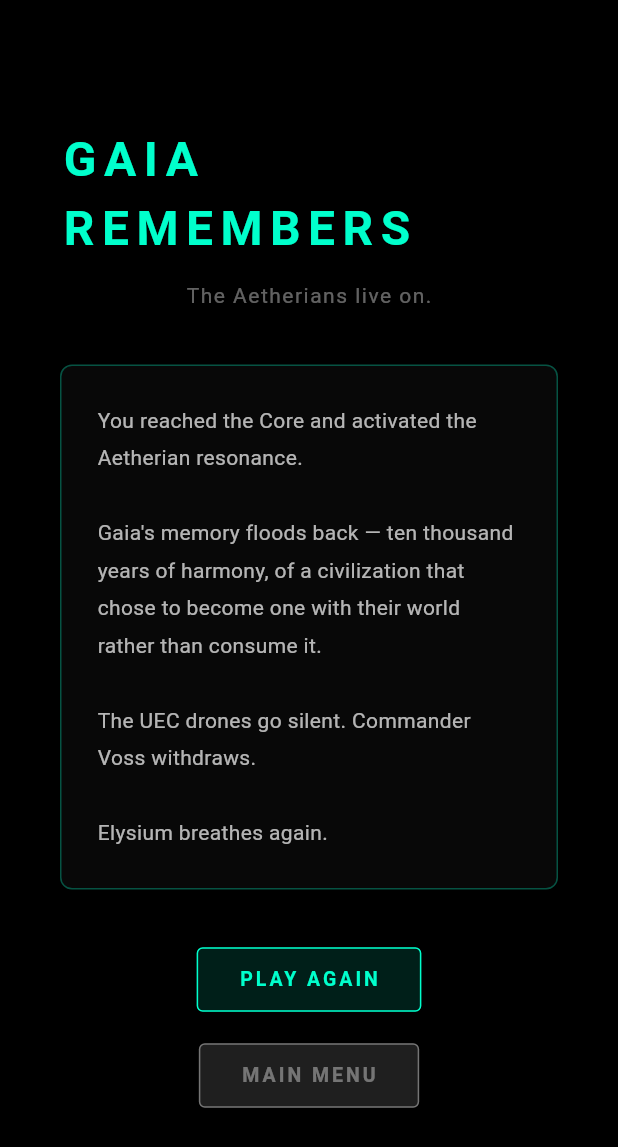
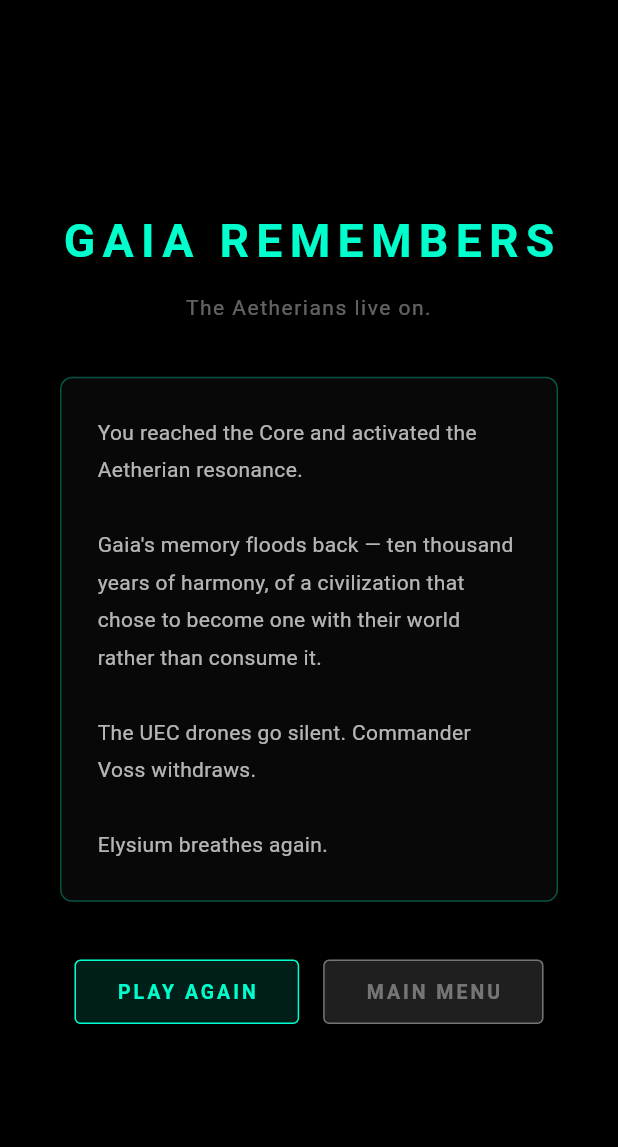
Before and after one commit to Klas96/echoes-of-elysium, a Flutter app: the _VictoryScreen screen opened directly, on a phone screen of 412 x 824 dp. Shown: the top 1147 px of the screen. Run offline on Flutter 3.47's test engine with Material 3 defaults, Android fonts, the phone set to English and light mode, and no system bars; our stand-ins replace audioplayers, just_audio, shared_preferences; missing offline and left inert: bonfire, dart:html; accounts and stored records are empty; statements that could not run were skipped.

Commit message:
Make ending, pause and portal overlays fit phones (#16)

```diff
--- a/lib/cyberpunk_space_rpg/game/custom_map_game.dart
+++ b/lib/cyberpunk_space_rpg/game/custom_map_game.dart
@@ -899,9 +899,14 @@ class _PortalOverlay extends StatelessWidget {
 
   @override
   Widget build(BuildContext context) {
-    return Center(
+    // Scrollable + scaled title so it never overflows a phone in landscape.
+    return SafeArea(
+      child: Center(
+        child: SingleChildScrollView(
+          padding: const EdgeInsets.all(16),
           child: Container(
-        padding: const EdgeInsets.symmetric(horizontal: 40, vertical: 28),
+            constraints: const BoxConstraints(maxWidth: 520),
+            padding: const EdgeInsets.symmetric(horizontal: 32, vertical: 24),
             decoration: BoxDecoration(
               color: Colors.black.withOpacity(0.88),
               border: Border.all(color: const Color(0xFF00FFFF), width: 2),
@@ -910,12 +915,16 @@ class _PortalOverlay extends StatelessWidget {
             child: Column(
               mainAxisSize: MainAxisSize.min,
               children: [
-            Text(label,
+                FittedBox(
+                  fit: BoxFit.scaleDown,
+                  child: Text(label,
+                      textAlign: TextAlign.center,
                       style: const TextStyle(
                           color: Color(0xFF00FFFF),
                           fontSize: 24,
                           fontWeight: FontWeight.bold,
                           letterSpacing: 5)),
+                ),
                 const SizedBox(height: 8),
                 Text(
                   subtitle,
@@ -923,8 +932,10 @@ class _PortalOverlay extends StatelessWidget {
                   style: const TextStyle(color: Colors.white60, fontSize: 13, height: 1.6),
                 ),
                 const SizedBox(height: 24),
-            Row(
-              mainAxisSize: MainAxisSize.min,
+                Wrap(
+                  alignment: WrapAlignment.center,
+                  spacing: 12,
+                  runSpacing: 12,
                   children: [
                     TextButton(
                       onPressed: () => game.overlays.remove('portalReached'),
@@ -935,11 +946,12 @@ class _PortalOverlay extends StatelessWidget {
                       child: const Text('NOT YET',
                           style: TextStyle(color: Colors.white38)),
                     ),
-                const SizedBox(width: 12),
                     _CyberButton(label: 'ENTER', onTap: onEnter),
                   ],
                 ),
               ],
+            ),
+          ),
         ),
       ),
     );
@@ -949,50 +961,71 @@ class _PortalOverlay extends StatelessWidget {
 class _VictoryScreen extends StatelessWidget {
   const _VictoryScreen();
 
+  static const _story =
+      'You reached the Core and activated the Aetherian resonance.\n\n'
+      'Gaia\'s memory floods back — ten thousand years of harmony, of a civilization that chose '
+      'to become one with their world rather than consume it.\n\n'
+      'The UEC drones go silent. Commander Voss withdraws.\n\n'
+      'Elysium breathes again.';
+
   @override
   Widget build(BuildContext context) {
     return Scaffold(
       backgroundColor: Colors.black,
-      body: Center(
-        child: Padding(
-          padding: const EdgeInsets.all(40),
-          child: Column(
+      body: SafeArea(
+        child: LayoutBuilder(builder: (context, box) {
+          // Same approach as IntroScreen: phones in landscape are only ~400
+          // logical px tall, so shrink and put the story beside the title and
+          // buttons; always scrollable as a fallback.
+          final compact = box.maxHeight < 600;
+          final wide = box.maxWidth >= 700;
+          final pad = compact ? 16.0 : 40.0;
+
+          final title = Column(
             mainAxisSize: MainAxisSize.min,
             children: [
-              const Text('GAIA REMEMBERS',
+              FittedBox(
+                fit: BoxFit.scaleDown,
+                child: Text('GAIA REMEMBERS',
+                    textAlign: TextAlign.center,
                     style: TextStyle(
-                      color: Color(0xFF00FFCC),
-                      fontSize: 32,
+                        color: const Color(0xFF00FFCC),
+                        fontSize: compact ? 24 : 32,
                         fontWeight: FontWeight.bold,
-                      letterSpacing: 5)),
-              const SizedBox(height: 12),
+                        letterSpacing: compact ? 4 : 5)),
+              ),
+              SizedBox(height: compact ? 8 : 12),
               const Text(GameState.endingText,
+                  textAlign: TextAlign.center,
                   style: TextStyle(color: Colors.white38, fontSize: 14, letterSpacing: 1)),
-              const SizedBox(height: 36),
-              Container(
+            ],
+          );
+
+          final story = Container(
             constraints: const BoxConstraints(maxWidth: 520),
-                padding: const EdgeInsets.all(24),
+            padding: EdgeInsets.all(compact ? 16 : 24),
             decoration: BoxDecoration(
               border: Border.all(color: const Color(0xFF00FFCC).withOpacity(0.3)),
               borderRadius: BorderRadius.circular(8),
               color: Colors.white.withOpacity(0.03),
             ),
-                child: const Text(
-                  'You reached the Core and activated the Aetherian resonance.\n\n'
-                  'Gaia\'s memory floods back — ten thousand years of harmony, of a civilization that chose '
-                  'to become one with their world rather than consume it.\n\n'
-                  'The UEC drones go silent. Commander Voss withdraws.\n\n'
-                  'Elysium breathes again.',
-                  style: TextStyle(color: Colors.white70, fontSize: 14, height: 1.75),
-                ),
-              ),
-              const SizedBox(height: 36),
+            child: Text(_story,
+                style: TextStyle(
+                    color: Colors.white70,
+                    fontSize: compact ? 13 : 14,
+                    height: compact ? 1.5 : 1.75)),
+          );
+
+          final actions = Wrap(
+            alignment: WrapAlignment.center,
+            spacing: 16,
+            runSpacing: compact ? 12 : 16,
+            children: [
               _CyberButton(
                 label: 'PLAY AGAIN',
                 onTap: () => Navigator.of(context).pushReplacement(
                     MaterialPageRoute(builder: (_) => const CustomMapGameScreen())),
               ),
-              const SizedBox(height: 16),
               _CyberButton(
                 label: 'MAIN MENU',
                 color: Colors.white38,
@@ -1000,8 +1033,46 @@ class _VictoryScreen extends StatelessWidget {
                     MaterialPageRoute(builder: (_) => const IntroScreen())),
               ),
             ],
+          );
+
+          final Widget content = (compact && wide)
+              ? Row(
+                  crossAxisAlignment: CrossAxisAlignment.center,
+                  children: [
+                    Expanded(
+                      child: Column(
+                        mainAxisSize: MainAxisSize.min,
+                        children: [title, const SizedBox(height: 24), actions],
                       ),
                     ),
+                    const SizedBox(width: 24),
+                    Expanded(child: story),
+                  ],
+                )
+              : Column(
+                  mainAxisSize: MainAxisSize.min,
+                  children: [
+                    title,
+                    SizedBox(height: compact ? 20 : 36),
+                    story,
+                    SizedBox(height: compact ? 20 : 36),
+                    actions,
+                  ],
+                );
+
+          return SingleChildScrollView(
+            padding: EdgeInsets.all(pad),
+            child: ConstrainedBox(
+              constraints: BoxConstraints(minHeight: box.maxHeight - pad * 2),
+              child: Center(
+                child: ConstrainedBox(
+                  constraints: const BoxConstraints(maxWidth: 1000),
+                  child: content,
+                ),
+              ),
+            ),
+          );
+        }),
       ),
     );
   }
@@ -1181,18 +1252,23 @@ class _CalmLayer extends StatelessWidget {
           ),
         ),
       ),
-      // Pause menu
+      // Pause menu (scrollable so it fits a phone in landscape)
       ValueListenableBuilder<bool>(
         valueListenable: _paused,
         builder: (ctx, paused, __) => paused
             ? Container(
                 color: Colors.black.withValues(alpha: 0.7),
                 alignment: Alignment.center,
+                child: SafeArea(
+                  child: SingleChildScrollView(
+                    padding: const EdgeInsets.all(16),
                     child: Container(
-                  padding: const EdgeInsets.symmetric(horizontal: 32, vertical: 26),
+                      constraints: const BoxConstraints(maxWidth: 420),
+                      padding: const EdgeInsets.symmetric(horizontal: 24, vertical: 20),
                       decoration: BoxDecoration(
                         color: const Color(0xFF06060F).withValues(alpha: 0.96),
-                    border: Border.all(color: const Color(0xFF00FFCC).withValues(alpha: 0.6)),
+                        border: Border.all(
+                            color: const Color(0xFF00FFCC).withValues(alpha: 0.6)),
                         borderRadius: BorderRadius.circular(10),
                       ),
                       child: Column(mainAxisSize: MainAxisSize.min, children: [
@@ -1202,11 +1278,15 @@ class _CalmLayer extends StatelessWidget {
                                 fontSize: 22,
                                 fontWeight: FontWeight.bold,
                                 letterSpacing: 5)),
-                    const SizedBox(height: 18),
+                        const SizedBox(height: 14),
                         const _StoryModeToggle(),
-                    const SizedBox(height: 18),
+                        const SizedBox(height: 14),
+                        Wrap(
+                          alignment: WrapAlignment.center,
+                          spacing: 12,
+                          runSpacing: 12,
+                          children: [
                             _CyberButton(label: 'RESUME', onTap: () => _setPaused(false)),
-                    const SizedBox(height: 12),
                             _CyberButton(
                               label: 'MAIN MENU',
                               color: Colors.white38,
@@ -1216,7 +1296,11 @@ class _CalmLayer extends StatelessWidget {
                                     MaterialPageRoute(builder: (_) => const IntroScreen()));
                               },
                             ),
+                          ],
+                        ),
                       ]),
+                    ),
+                  ),
                 ),
               )
             : const SizedBox.shrink(),
```
Lines whose indentation alone changed are shown as unchanged.
